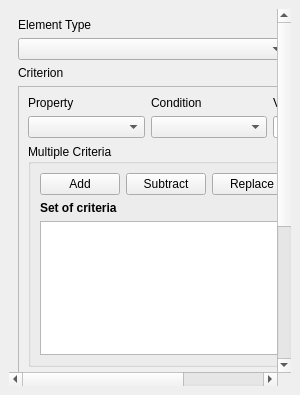
Old version of the form ui/queries/qgisred_queriesbyattributes_dock.ui in the repository qgisred/QGISRed.
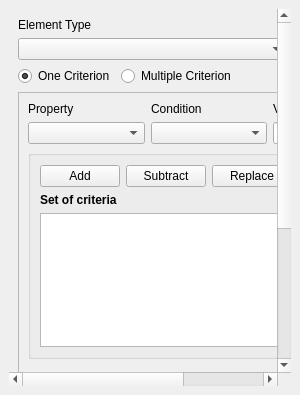
New version of the form. Custom widgets are drawn as their Qt base class.

Commit message: Queries by Attr: visual changes

The edit to the form file:
```diff
--- a/ui/queries/qgisred_queriesbyattributes_dock.ui
+++ b/ui/queries/qgisred_queriesbyattributes_dock.ui
@@ -41,7 +41,7 @@
          <x>0</x>
          <y>0</y>
          <width>265</width>
-         <height>411</height>
+         <height>420</height>
         </rect>
        </property>
        <layout class="QVBoxLayout" name="verticalLayout">
@@ -107,16 +107,43 @@
            </layout>
           </item>
           <item>
-           <widget class="QLabel" name="label">
-            <property name="text">
-             <string>Criterion</string>
-            </property>
-           </widget>
+           <layout class="QHBoxLayout" name="horizontalLayout_9">
+            <item>
+             <widget class="QRadioButton" name="radioButton">
+              <property name="text">
+               <string>One Criterion</string>
+              </property>
+              <property name="checked">
+               <bool>true</bool>
+              </property>
+             </widget>
+            </item>
+            <item>
+             <widget class="QRadioButton" name="radioButton_2">
+              <property name="text">
+               <string>Multiple Criterion</string>
+              </property>
+             </widget>
+            </item>
+            <item>
+             <spacer name="horizontalSpacer_3">
+              <property name="orientation">
+               <enum>Qt::Horizontal</enum>
+              </property>
+              <property name="sizeHint" stdset="0">
+               <size>
+                <width>40</width>
+                <height>20</height>
+               </size>
+              </property>
+             </spacer>
+            </item>
+           </layout>
           </item>
           <item>
            <widget class="QFrame" name="frameCriteria">
             <property name="sizePolicy">
-             <sizepolicy hsizetype="Minimum" vsizetype="Maximum">
+             <sizepolicy hsizetype="Minimum" vsizetype="Preferred">
               <horstretch>0</horstretch>
               <verstretch>0</verstretch>
              </sizepolicy>
@@ -186,7 +213,7 @@
                   </size>
                  </property>
                  <property name="title">
-                  <string>Multiple Criteria</string>
+                  <string/>
                  </property>
                  <property name="collapsed">
                   <bool>true</bool>
```
